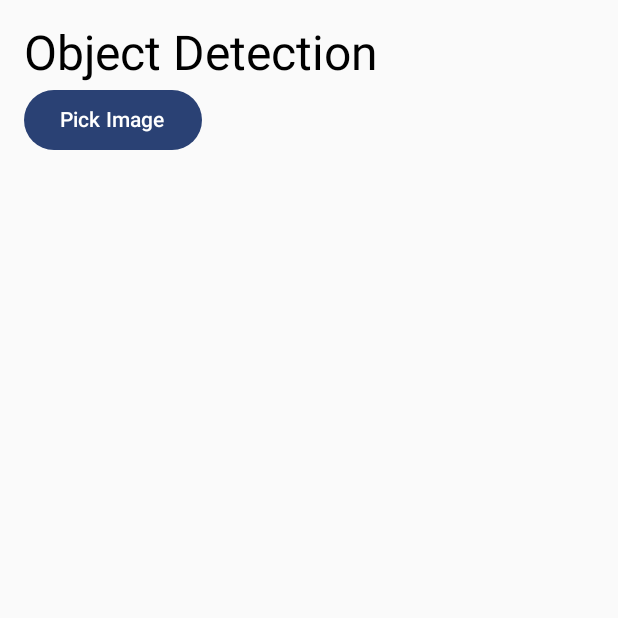
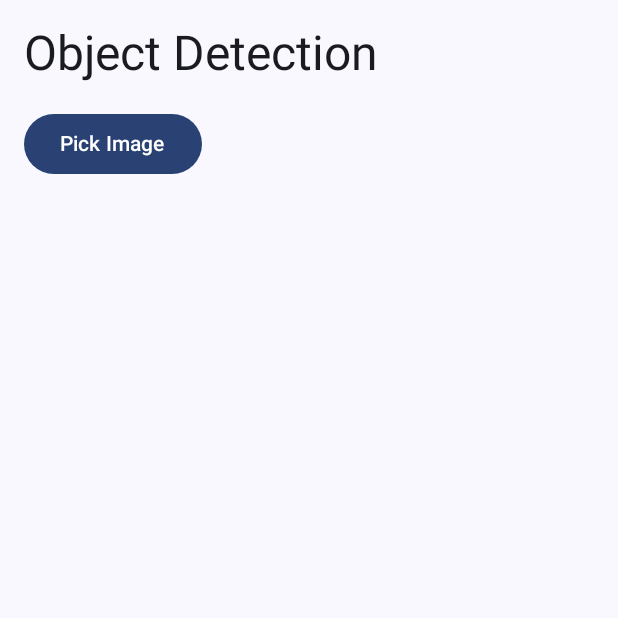
Before and after one commit to towhidSoyon/Milo, an Android app built with Jetpack Compose: the ObjectDetectionScreen screen opened through its navigation route, on a phone screen of 412 x 824 dp, the top half of it. Run offline under Robolectric (Android 15) with nearby library versions, the phone set to English and light mode, and no system bars; libraries missing offline, so code that uses them is left out: com.google.mlkit.vision.

Commit message:
scaffold added in all the screen

```diff
--- a/app/src/main/java/com/towhid/mlkit/presentation/HomeScreen.kt
+++ b/app/src/main/java/com/towhid/mlkit/presentation/HomeScreen.kt
@@ -1,24 +1,33 @@
 package com.towhid.mlkit.presentation
 
+import androidx.compose.foundation.background
 import androidx.compose.foundation.layout.Column
 import androidx.compose.foundation.layout.Spacer
 import androidx.compose.foundation.layout.fillMaxSize
 import androidx.compose.foundation.layout.fillMaxWidth
 import androidx.compose.foundation.layout.height
 import androidx.compose.foundation.layout.padding
+import androidx.compose.foundation.layout.statusBarsPadding
 import androidx.compose.material3.Button
 import androidx.compose.material3.MaterialTheme
+import androidx.compose.material3.Scaffold
 import androidx.compose.material3.Text
 import androidx.compose.runtime.Composable
 import androidx.compose.ui.Modifier
+import androidx.compose.ui.graphics.Color
 import androidx.compose.ui.unit.dp
 import androidx.navigation.NavController
 
 @Composable
 fun HomeScreen(navController: NavController) {
-    Column(modifier = Modifier.fillMaxSize().padding(16.dp)) {
-        Text("ML Kit Features")
-        Spacer(Modifier.height(20.dp))
+
+    Scaffold(
+        topBar = {
+            Text("MiLo",modifier= Modifier.statusBarsPadding().padding(16.dp), style = MaterialTheme.typography.headlineLarge)
+        }
+    ) { paddingValues ->
+        Column(modifier = Modifier.fillMaxSize()/*.background(MaterialTheme.colorScheme.background)*/.padding(paddingValues)
+            .padding(horizontal = 16.dp)) {
 
             val buttons = listOf(
                 "Text Recognition" to "textRecognition",
@@ -38,3 +47,5 @@ fun HomeScreen(navController: NavController) {
             }
         }
     }
+
+}
--- a/app/src/main/java/com/towhid/mlkit/presentation/objectdetection/ObjectDetentionScreen.kt
+++ b/app/src/main/java/com/towhid/mlkit/presentation/objectdetection/ObjectDetentionScreen.kt
@@ -10,9 +10,11 @@ import androidx.compose.foundation.layout.fillMaxSize
 import androidx.compose.foundation.layout.fillMaxWidth
 import androidx.compose.foundation.layout.height
 import androidx.compose.foundation.layout.padding
+import androidx.compose.foundation.layout.statusBarsPadding
 import androidx.compose.material3.Button
 import androidx.compose.material3.CircularProgressIndicator
 import androidx.compose.material3.MaterialTheme
+import androidx.compose.material3.Scaffold
 import androidx.compose.material3.Text
 import androidx.compose.runtime.Composable
 import androidx.compose.runtime.collectAsState
@@ -40,8 +42,24 @@ fun ObjectDetectionScreen(viewModel: ObjectDetectionViewModel = viewModel()) {
         }
     )
 
-    Column(Modifier.fillMaxSize().padding(16.dp)) {
-        Text("Object Detection", style = MaterialTheme.typography.headlineLarge)
+    Scaffold(
+        topBar = {
+            Text(
+                "Object Detection",
+                modifier = Modifier
+                    .statusBarsPadding()
+                    .padding(16.dp),
+                style = MaterialTheme.typography.headlineLarge
+            )
+        }
+    ) { paddingValues ->
+
+        Column(
+            Modifier
+                .fillMaxSize()
+                .padding(paddingValues)
+                .padding(horizontal = 16.dp)
+        ) {
 
             Button(onClick = { launcher.launch("image/*") }) {
                 Text("Pick Image")
@@ -50,11 +68,13 @@ fun ObjectDetectionScreen(viewModel: ObjectDetectionViewModel = viewModel()) {
             Spacer(Modifier.height(8.dp))
 
             state.bitmap?.let { bitmap ->
-            Image(bitmap = bitmap.asImageBitmap(), contentDescription = null,
+                Image(
+                    bitmap = bitmap.asImageBitmap(), contentDescription = null,
                     modifier = Modifier
                         .fillMaxWidth()
                         .height(200.dp),
-                contentScale = ContentScale.Crop)
+                    contentScale = ContentScale.Crop
+                )
 
                 Spacer(Modifier.height(8.dp))
 
@@ -78,3 +98,4 @@ fun ObjectDetectionScreen(viewModel: ObjectDetectionViewModel = viewModel()) {
             }
         }
     }
+}
```
Also changed, not shown: app/src/main/java/com/towhid/mlkit/presentation/facedetection/FaceDetectionScreen.kt (+32 -12 lines), app/src/main/java/com/towhid/mlkit/presentation/languagedetection/LanguageIdScreen.kt (+19 -2 lines), app/src/main/java/com/towhid/mlkit/presentation/samrtreply/SmartReplyScreen.kt (+20 -2 lines), app/src/main/java/com/towhid/mlkit/presentation/textrecognition/TextRecognitionScreen.kt (+24 -9 lines). Lines whose indentation alone changed are shown as unchanged.
